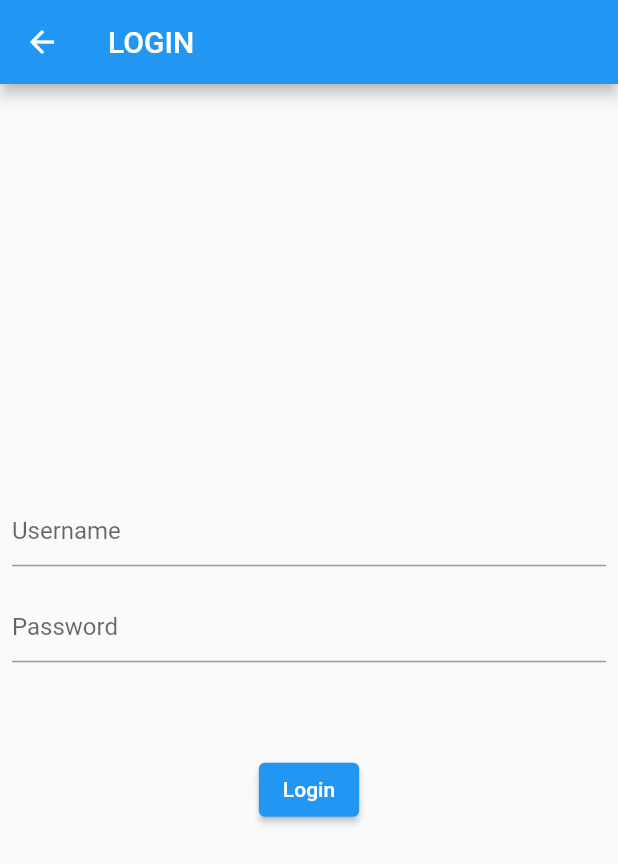
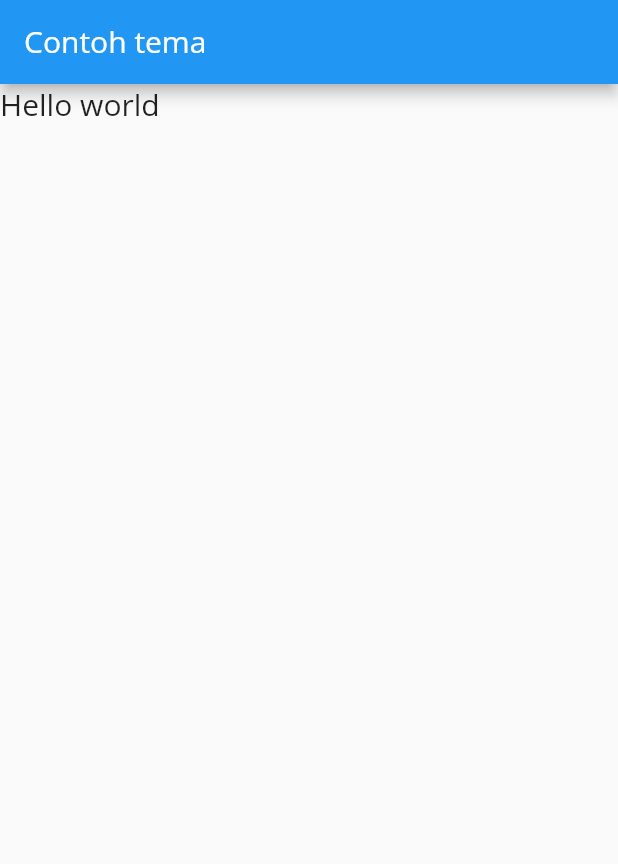
Before and after one commit to zayedelfasa/materi-mobile, a Flutter app: the screen it shows after launch, on a phone screen of 412 x 824 dp. Shown: the top 864 px of the screen. Run offline on Flutter 3.47's test engine with Material 2 defaults, Android fonts, the phone set to English and light mode, and no system bars; Roboto replaces fonts that are missing (Open Sans).

Commit message:
[update] contoh constraint.

```diff
--- /dev/null
+++ b/lib/ContohConstraint/ContohConstraint.dart
@@ -0,0 +1,32 @@
+import 'package:flutter/foundation.dart';
+import 'package:flutter/material.dart';
+import 'package:kelas_widget/ContohConstraint/CustomTheme.dart';
+
+class ContohConstraint extends StatefulWidget {
+  const ContohConstraint({ Key key }) : super(key: key);
+
+  @override
+  _ContohConstraintState createState() => _ContohConstraintState();
+}
+
+class _ContohConstraintState extends State<ContohConstraint> {
+  @override
+  Widget build(BuildContext context) {
+    return MaterialApp(
+      home: Scaffold(
+        appBar: AppBar(
+          title: Text("Contoh tema"),
+        ),
+        body: Container(
+          child: Text(
+            "Hello world",
+            style: TextStyle(
+              fontSize: Theme.of(context).bodyText2
+            ),
+            ),
+        ),
+      ),
+      theme: CustomTheme.themeData(context)
+    );
+  }
+}
--- /dev/null
+++ b/lib/ContohConstraint/CustomTheme.dart
@@ -0,0 +1,26 @@
+import 'package:flutter/material.dart';
+
+class CustomTheme {
+  static themeData(BuildContext context) {
+    return ThemeData(
+        primaryColor: Colors.green,
+        fontFamily: 'Open Sans',
+        textTheme: TextTheme(
+          headline1: TextStyle(fontSize: Theme.of(context).headline1 , fontWeight: FontWeight.bold),
+          headline6: TextStyle(fontSize: Theme.of(context).headline6 , fontStyle: FontStyle.italic),
+          bodyText2: TextStyle(fontSize: Theme.of(context).bodyText2 , fontFamily: 'Hind'),
+        ));
+  }
+}
+
+class CustomFont {
+  static get fontSizeHeadline1 => 72.0;
+  static get headline6 => 36.0;
+  static get bodyText2 => 14.0;
+}
+
+extension customFont on ThemeData {
+  get headline1 => 72.0;
+  get headline6 => 36.0;
+  get bodyText2 => 20.0;
+}
--- a/lib/main.dart
+++ b/lib/main.dart
@@ -1,10 +1,11 @@
 import 'package:flutter/cupertino.dart';
 import 'package:flutter/material.dart';
 import 'package:kelas_widget/AppBarSample.dart';
+import 'package:kelas_widget/ContohConstraint/ContohConstraint.dart';
 import 'package:kelas_widget/ContohLogin/MainApp.dart';
 
 void main() {
-  runApp(MainApp());
+  runApp(ContohConstraint());
 }
 
 class CupertinoApps extends StatefulWidget {
@@ -30,7 +31,6 @@ class _CupertinoAppsState extends State<CupertinoApps> {
           middle: Text('Cupertino Store'),
         ),
         child: GestureDetector(
-
           child: Container(
             child: Text("Hello"),
           ),
```
Also changed, not shown: pubspec.lock.
